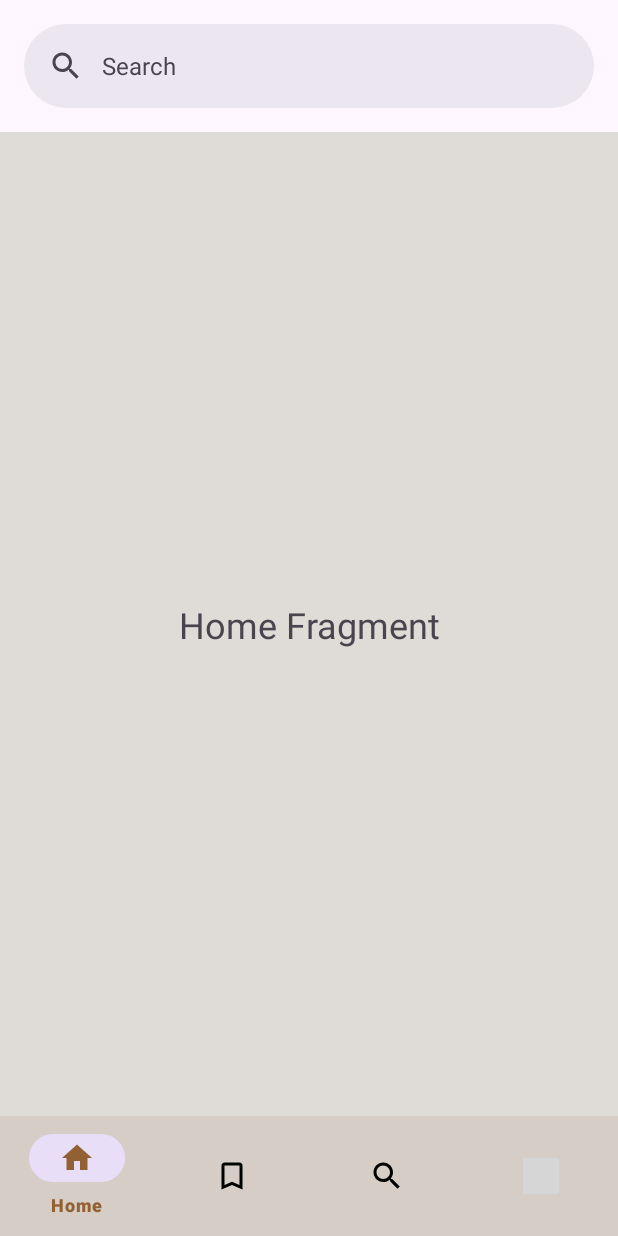
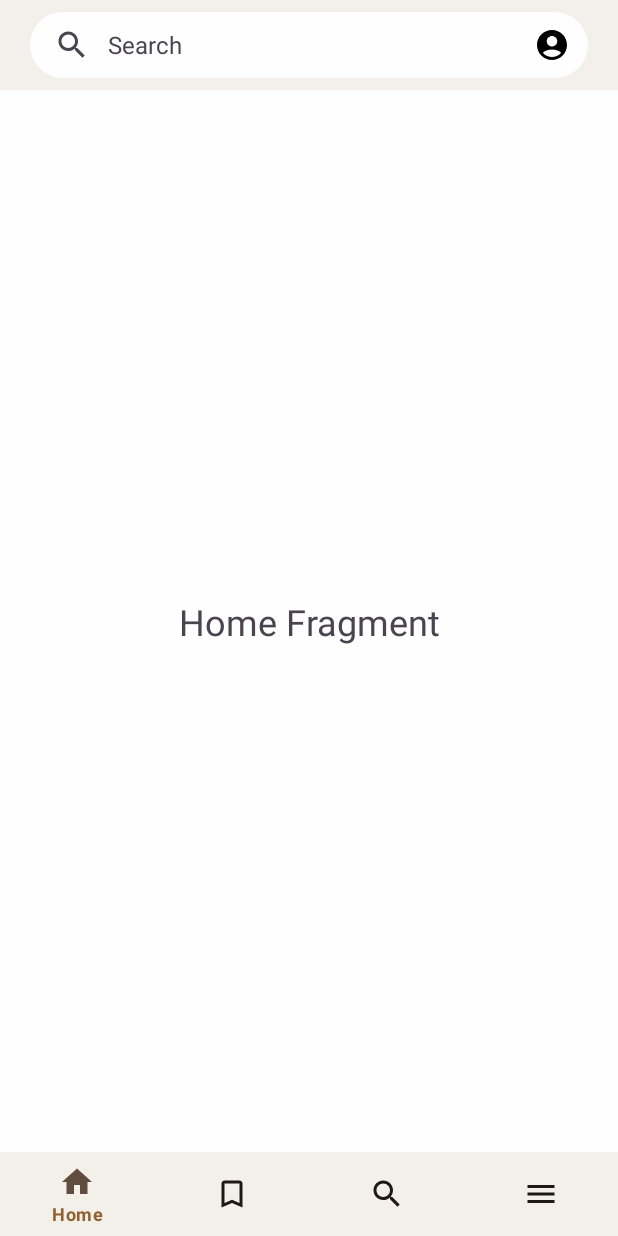
Before and after one commit to d-slesarev/BookFineder, an Android app: the HomeActivity screen opened directly, with no data from a screen before it, on a phone screen of 412 x 824 dp. Run offline under Robolectric (Android 15) with nearby library versions, the phone set to English and light mode, and no system bars; our stand-ins replace navigation-ui; Roboto replaces fonts that are not available here; grey boxes are pictures that could not be loaded.

Commit message:
Домашние окно и Диалог
Полность сделал базовый макет домашней активности. Начал разработку полноэкранного диалога для демонстрации активного аккаунта.

```diff
--- a/app/build.gradle.kts
+++ b/app/build.gradle.kts
@@ -54,6 +54,10 @@ dependencies {
     implementation("androidx.constraintlayout:constraintlayout:2.1.4")
     implementation("androidx.navigation:navigation-fragment-ktx:2.7.5")
     implementation("androidx.navigation:navigation-ui-ktx:2.7.5")
+
+    implementation("com.readystatesoftware.systembartint:systembartint:1.0.3")
+
+
     testImplementation("junit:junit:4.13.2")
     androidTestImplementation("androidx.test.ext:junit:1.1.5")
     androidTestImplementation("androidx.test.espresso:espresso-core:3.5.1")
--- a/app/src/main/res/color/icons_color_nav.xml
+++ b/app/src/main/res/color/icons_color_nav.xml
@@ -1,5 +1,5 @@
 <?xml version="1.0" encoding="utf-8"?>
 <selector xmlns:android="http://schemas.android.com/apk/res/android">
-    <item android:color="@color/black" android:state_checked="false"/>
-    <item android:color="@color/cursor_color" android:state_checked="true"/>
+    <item android:color="#1E1915" android:state_checked="false"/>
+    <item android:color="#604D3F" android:state_checked="true"/>
 </selector>
--- /dev/null
+++ b/app/src/main/res/drawable/ic_account_24.xml
@@ -0,0 +1,5 @@
+<vector android:height="24dp" android:tint="#000001"
+    android:viewportHeight="24" android:viewportWidth="24"
+    android:width="24dp" xmlns:android="http://schemas.android.com/apk/res/android">
+    <path android:fillColor="@android:color/white" android:pathData="M12,2C6.48,2 2,6.48 2,12s4.48,10 10,10s10,-4.48 10,-10S17.52,2 12,2zM12,6c1.93,0 3.5,1.57 3.5,3.5S13.93,13 12,13s-3.5,-1.57 -3.5,-3.5S10.07,6 12,6zM12,20c-2.03,0 -4.43,-0.82 -6.14,-2.88C7.55,15.8 9.68,15 12,15s4.45,0.8 6.14,2.12C16.43,19.18 14.03,20 12,20z"/>
+</vector>
--- /dev/null
+++ b/app/src/main/res/drawable/ic_menu_24.xml
@@ -0,0 +1,5 @@
+<vector android:height="24dp" android:tint="#000001"
+    android:viewportHeight="24" android:viewportWidth="24"
+    android:width="24dp" xmlns:android="http://schemas.android.com/apk/res/android">
+    <path android:fillColor="@android:color/white" android:pathData="M3,18h18v-2L3,16v2zM3,13h18v-2L3,11v2zM3,6v2h18L21,6L3,6z"/>
+</vector>
--- a/app/src/main/res/layout/activity_home.xml
+++ b/app/src/main/res/layout/activity_home.xml
@@ -10,17 +10,39 @@
 
     <com.google.android.material.appbar.AppBarLayout
         android:id="@+id/appBarLayout2"
+        style="@style/MyAppBarStyle"
         android:layout_width="match_parent"
-        android:layout_height="wrap_content"
+        android:layout_height="60dp"
+        android:background="#F3F0EB"
         app:layout_constraintEnd_toEndOf="parent"
         app:layout_constraintStart_toStartOf="parent"
         app:layout_constraintTop_toTopOf="parent">
 
-        <com.google.android.material.search.SearchBar
-            android:id="@+id/search_bar"
+        <androidx.constraintlayout.widget.ConstraintLayout
             android:layout_width="match_parent"
-            android:layout_height="wrap_content"
-            android:hint="Search" />
+            android:layout_height="wrap_content">
+
+            <com.google.android.material.search.SearchBar
+                android:id="@+id/search_bar"
+                style="@style/Widget.Material3.SearchBar"
+                android:layout_width="match_parent"
+                android:layout_height="44dp"
+                android:layout_marginStart="20dp"
+                android:layout_marginEnd="20dp"
+                android:backgroundTint="#FEFEFE"
+                android:hint="Search"
+                app:endIconMode="custom"
+                app:menu="@menu/searchbar_menu"
+                app:layout_constraintBottom_toBottomOf="parent"
+                app:layout_constraintEnd_toEndOf="parent"
+                app:layout_constraintHorizontal_bias="0.5"
+                app:layout_constraintStart_toStartOf="parent"
+                app:layout_constraintTop_toTopOf="parent"
+                app:layout_constraintVertical_bias="0.5"
+                tools:ignore="TouchTargetSizeCheck" />
+
+        </androidx.constraintlayout.widget.ConstraintLayout>
+
     </com.google.android.material.appbar.AppBarLayout>
 
     <com.google.android.material.search.SearchView
@@ -37,12 +59,12 @@
 
 
     <com.google.android.material.bottomnavigation.BottomNavigationView
-        android:id="@+id/bottomNavigationView"
-        style="@style/ShapeAppearance.Material3.Corner.Medium"
+        android:id="@+id/bottomNav"
+        style="@style/Widget.MaterialComponents.BottomNavigationView.Colored"
         android:layout_width="match_parent"
         android:layout_height="wrap_content"
-        android:background="#FFD6CEC6"
-        android:elevation="0.12dp"
+        android:background="#F3F0E9"
+        android:elevation="12dp"
         app:itemIconTint="@color/icons_color_nav"
         app:itemRippleColor="@color/cursor_color"
         app:itemTextColor="@color/cursor_color"
@@ -56,8 +78,10 @@
         android:name="androidx.navigation.fragment.NavHostFragment"
         android:layout_width="0dp"
         android:layout_height="0dp"
+
+
         app:defaultNavHost="true"
-        app:layout_constraintBottom_toTopOf="@+id/bottomNavigationView"
+        app:layout_constraintBottom_toTopOf="@+id/bottomNav"
         app:layout_constraintEnd_toEndOf="parent"
         app:layout_constraintHorizontal_bias="1.0"
         app:layout_constraintStart_toStartOf="parent"
--- a/app/src/main/res/menu/bottom_menu.xml
+++ b/app/src/main/res/menu/bottom_menu.xml
@@ -6,15 +6,15 @@
         android:title="Home"
         android:icon="@drawable/ic_home_24"/>
     <item
-        android:id="@+id/searchScreen"
+        android:id="@+id/myBooksScreen"
         android:title="My Books"
         android:icon="@drawable/ic_bookmark_24"/>
     <item
-        android:id="@+id/myBooksScreen"
+        android:id="@+id/searchScreen"
         android:title="Search"
         android:icon="@drawable/ic_search_24"/>
     <item
         android:id="@+id/profileScreen"
-        android:title="Profile"
-        android:icon="@drawable/ic_profile_24"/>
+        android:title="More"
+        android:icon="@drawable/ic_menu_24"/>
 </menu>
--- /dev/null
+++ b/app/src/main/res/menu/searchbar_menu.xml
@@ -0,0 +1,10 @@
+<?xml version="1.0" encoding="utf-8"?>
+<menu xmlns:android="http://schemas.android.com/apk/res/android"
+    xmlns:app="http://schemas.android.com/apk/res-auto">
+
+    <item android:id="@+id/action_search"
+        android:icon="@drawable/ic_account_24"
+        app:showAsAction="always"
+        android:title="account" />
+
+</menu>
--- a/app/src/main/res/values-night/themes.xml
+++ b/app/src/main/res/values-night/themes.xml
@@ -4,4 +4,9 @@
         <!-- Customize your dark theme here. -->
         <!-- <item name="colorPrimary">@color/my_dark_primary</item> -->
     </style>
+
+    <style name="ThemeOverlay.BookFinder.FullscreenContainer" parent="">
+        <item name="fullscreenBackgroundColor">@color/light_blue_900</item>
+        <item name="fullscreenTextColor">@color/light_blue_A400</item>
+    </style>
 </resources>
--- /dev/null
+++ b/app/src/main/res/values/attrs.xml
@@ -0,0 +1,6 @@
+<resources>
+    <declare-styleable name="FullscreenAttrs">
+        <attr name="fullscreenBackgroundColor" format="color" />
+        <attr name="fullscreenTextColor" format="color" />
+    </declare-styleable>
+</resources>
--- a/app/src/main/res/values/colors.xml
+++ b/app/src/main/res/values/colors.xml
@@ -16,9 +16,12 @@
     <color name="hint_color">#916133</color>
     <color name="cursor_color">#916133</color>
     <color name="selection_color">#CC8D50</color>
-    <color name="back_home_fragments">#DFDBD7</color>
-
-
+    <color name="back_home_fragments">#FEFEFE</color>
+    <color name="light_blue_600">#FF039BE5</color>
+    <color name="light_blue_900">#FF01579B</color>
+    <color name="light_blue_A200">#FF40C4FF</color>
+    <color name="light_blue_A400">#FF00B0FF</color>
+    <color name="black_overlay">#66000000</color>
 
 
 </resources>
--- a/app/src/main/res/values/strings.xml
+++ b/app/src/main/res/values/strings.xml
@@ -2,4 +2,6 @@
     <string name="app_name">BookFinder</string>
     <!-- TODO: Remove or change this placeholder text -->
     <string name="hello_blank_fragment">Hello blank fragment</string>
+    <string name="dummy_button">Dummy Button</string>
+    <string name="dummy_content">DUMMY\nCONTENT</string>
 </resources>
--- a/app/src/main/res/values/styles.xml
+++ b/app/src/main/res/values/styles.xml
@@ -75,11 +75,23 @@
         <item name="android:insetTop">@dimen/m3_btn_inset</item>
         <item name="android:insetBottom">@dimen/m3_btn_inset</item>
         <item name="android:textAppearance">@macro/m3_comp_text_button_label_text_type</item>
-        <item name="shapeAppearance">@style/ShapeAppearance.M3.Comp.TextButton.Container.Shape</item>
+        <item name="shapeAppearance">@style/ShapeAppearance.M3.Comp.TextButton.Container.Shape
+        </item>
         <item name="materialThemeOverlay">@style/ThemeOverlay.Material3.Button.TextButton</item>
         <item name="android:textColor">@color/m3_text_button_foreground_color_selector</item>
         <item name="iconTint">@color/m3_text_button_foreground_color_selector</item>
         <item name="backgroundTint">@color/m3_text_button_background_color_selector</item>
         <item name="rippleColor">#B1763E</item>
     </style>
+
+    <style name="MyAppBarStyle" parent="Widget.Design.AppBarLayout">
+        <item name="android:elevation">20dp</item>
+        <item name="elevation">20dp</item>
+
+    </style>
+
+    <style name="Widget.Theme.BookFinder.ButtonBar.Fullscreen" parent="">
+        <item name="android:background">@color/black_overlay</item>
+        <item name="android:buttonBarStyle">?android:attr/buttonBarStyle</item>
+    </style>
 </resources>
--- a/app/src/main/res/values/themes.xml
+++ b/app/src/main/res/values/themes.xml
@@ -19,8 +19,8 @@
     </style>
 
     <style name="HomeScreenTheme" parent="Base.Theme.BookFinder">
-        <item name="android:statusBarColor">#C5A688</item>
-        <item name="android:navigationBarColor">@color/back_home_fragments</item>
+        <item name="android:statusBarColor">#B9A996</item>
+        <item name="android:navigationBarColor">#1A1511</item>
     </style>
 
     <style name="Widget.App.CheckBox" parent="Widget.Material3.CompoundButton.CheckBox">
@@ -37,4 +37,9 @@
         <item name="colorOnPrimary">#FFFFFF</item>
         <item name="colorOnError">#FFB1763E</item>
     </style>
+
+    <style name="ThemeOverlay.BookFinder.FullscreenContainer" parent="">
+        <item name="fullscreenBackgroundColor">@color/light_blue_600</item>
+        <item name="fullscreenTextColor">@color/light_blue_A200</item>
+    </style>
 </resources>
```
Also changed, not shown: app/src/main/java/ua/khai/slesarev/bookfinder/HomeActivity.kt (+29 -1 lines), app/src/main/java/ua/khai/slesarev/bookfinder/dialogs/FullscreenDialog.kt (added, +36 -0 lines), app/src/main/res/layout/frag_fullscreen_dialog.xml (added, +38 -0 lines).
